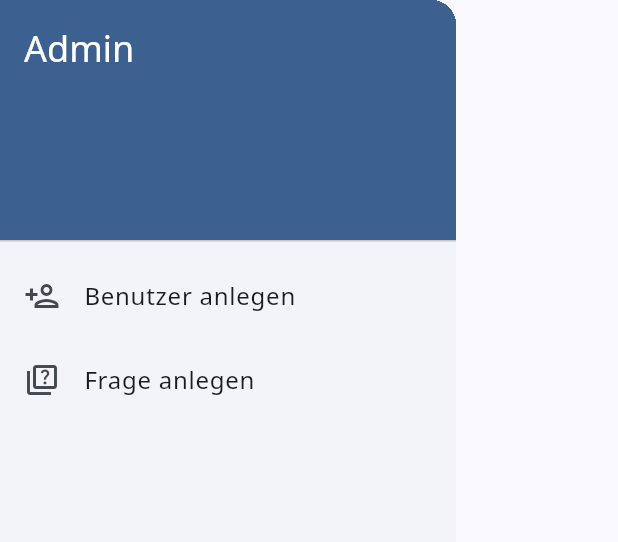
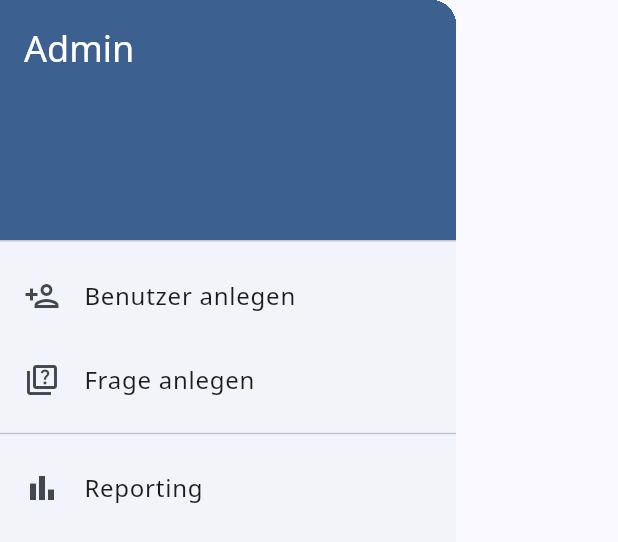
Before and after one commit to glikaa/auditlog, a Flutter app: the _AdminDrawer widget shown alone on an empty page, opened directly with empty values, on a phone screen of 412 x 824 dp. Shown: the top 542 px of the screen. Run offline on Flutter 3.47's test engine with Material 3 defaults, Android fonts, the phone set to English and light mode, and no system bars; our stand-ins replace dartz, dio, equatable, file_picker, flutter_bloc, google_fonts and 4 more; missing offline and left inert: dart:js_interop; accounts and stored records are empty; network calls fail.

Commit message:
add admin to report

```diff
--- a/lib/features/audit/presentation/screens/dashboard_screen.dart
+++ b/lib/features/audit/presentation/screens/dashboard_screen.dart
@@ -39,7 +39,7 @@ class _DashboardScreenState extends State<DashboardScreen> {
         actions: [
           BlocBuilder<SettingsCubit, SettingsState>(
             builder: (context, settings) {
-              const reportRoles = {'department_head', 'district_manager'};
+              const reportRoles = {'admin', 'department_head', 'district_manager'};
               if (reportRoles.contains(settings.userRole)) {
                 return IconButton(
                   icon: const Icon(Icons.bar_chart),
@@ -378,6 +378,15 @@ class _AdminDrawer extends StatelessWidget {
               Navigator.pushNamed(context, AppRouter.adminAddQuestion);
             },
           ),
+          const Divider(),
+          ListTile(
+            leading: const Icon(Icons.bar_chart_outlined),
+            title: Text(l10n.reporting),
+            onTap: () {
+              Navigator.pop(context);
+              Navigator.pushNamed(context, AppRouter.reports);
+            },
+          ),
         ],
       ),
     );
```
